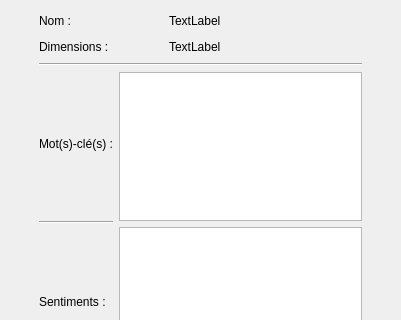
First picture: the form in widgets/info.ui, repository GLTron3000/IHM_Photos, before the edit; both pictures show x 0 to 401 and y 0 to 320 of the 401 by 614 pixel window.
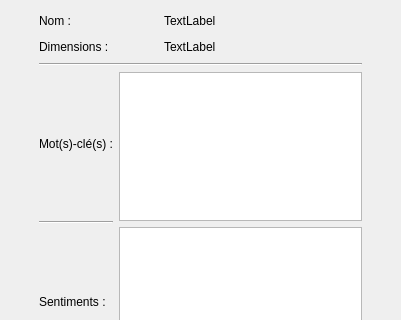
Second picture: the form after the edit.

Commit message: Info qui marche

Diff of the .ui file:
```diff
--- a/widgets/info.ui
+++ b/widgets/info.ui
@@ -56,16 +56,16 @@
       </widget>
      </item>
      <item row="0" column="2">
-      <spacer name="horizontalSpacer_5">
+      <spacer name="horizontalSpacer_4">
        <property name="orientation">
         <enum>Qt::Horizontal</enum>
        </property>
        <property name="sizeType">
-        <enum>QSizePolicy::Minimum</enum>
+        <enum>QSizePolicy::Fixed</enum>
        </property>
        <property name="sizeHint" stdset="0">
         <size>
-         <width>70</width>
+         <width>80</width>
          <height>20</height>
         </size>
        </property>
@@ -134,16 +134,16 @@
       </widget>
      </item>
      <item row="0" column="2">
-      <spacer name="horizontalSpacer_4">
+      <spacer name="horizontalSpacer_5">
        <property name="orientation">
         <enum>Qt::Horizontal</enum>
        </property>
        <property name="sizeType">
-        <enum>QSizePolicy::Minimum</enum>
+        <enum>QSizePolicy::Fixed</enum>
        </property>
        <property name="sizeHint" stdset="0">
         <size>
-         <width>70</width>
+         <width>80</width>
          <height>20</height>
         </size>
        </property>
```
The commit also changes 4 other files.
